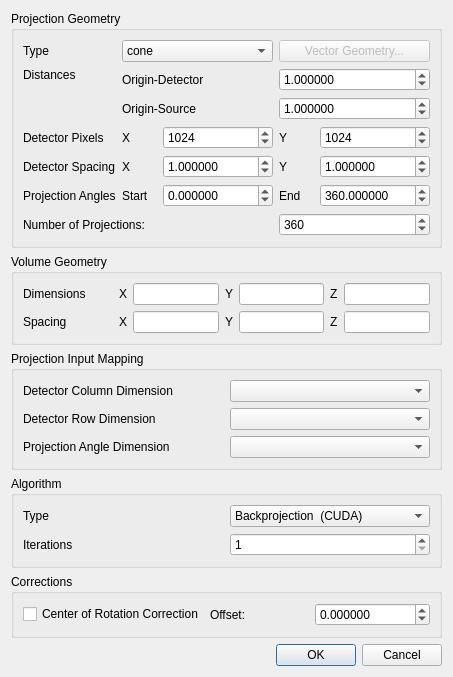
Qt form modules/AstraReconstruction/ProjectionParameters.ui (3dct/open_iA) before a commit.
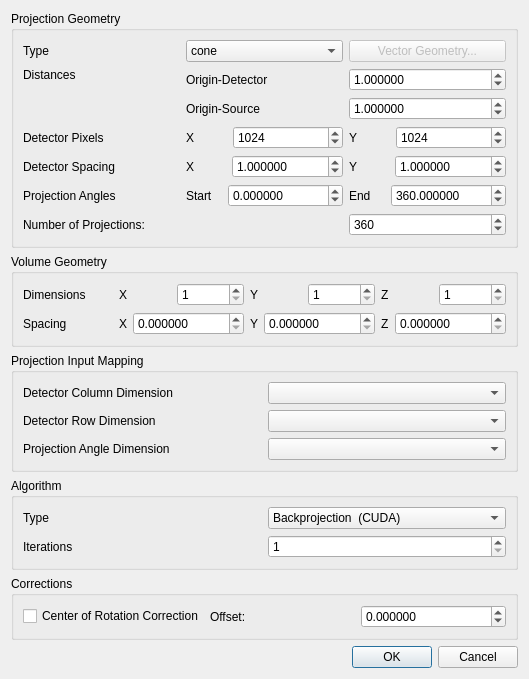
The same form after that commit.

Commit message: ASTRA: Unify UI input

```diff
--- a/modules/AstraReconstruction/ProjectionParameters.ui
+++ b/modules/AstraReconstruction/ProjectionParameters.ui
@@ -6,7 +6,7 @@
    <rect>
     <x>0</x>
     <y>0</y>
-    <width>444</width>
+    <width>523</width>
     <height>611</height>
    </rect>
   </property>
@@ -461,7 +461,14 @@
          </widget>
         </item>
         <item>
-         <widget class="QLineEdit" name="VolGeomDimensionX"/>
+         <widget class="QSpinBox" name="VolGeomDimensionX">
+          <property name="minimum">
+           <number>1</number>
+          </property>
+          <property name="maximum">
+           <number>10000000</number>
+          </property>
+         </widget>
         </item>
         <item>
          <widget class="QLabel" name="label_20">
@@ -471,7 +478,14 @@
          </widget>
         </item>
         <item>
-         <widget class="QLineEdit" name="VolGeomDimensionY"/>
+         <widget class="QSpinBox" name="VolGeomDimensionY">
+          <property name="minimum">
+           <number>1</number>
+          </property>
+          <property name="maximum">
+           <number>10000000</number>
+          </property>
+         </widget>
         </item>
         <item>
          <widget class="QLabel" name="label_21">
@@ -481,7 +495,14 @@
          </widget>
         </item>
         <item>
-         <widget class="QLineEdit" name="VolGeomDimensionZ"/>
+         <widget class="QSpinBox" name="VolGeomDimensionZ">
+          <property name="minimum">
+           <number>1</number>
+          </property>
+          <property name="maximum">
+           <number>10000000</number>
+          </property>
+         </widget>
         </item>
        </layout>
       </item>
@@ -502,7 +523,17 @@
          </widget>
         </item>
         <item>
-         <widget class="QLineEdit" name="VolGeomSpacingX"/>
+         <widget class="QDoubleSpinBox" name="VolGeomSpacingX">
+          <property name="decimals">
+           <number>6</number>
+          </property>
+          <property name="maximum">
+           <double>10000000.000000000000000</double>
+          </property>
+          <property name="singleStep">
+           <double>0.100000000000000</double>
+          </property>
+         </widget>
         </item>
         <item>
          <widget class="QLabel" name="label_27">
@@ -512,7 +543,17 @@
          </widget>
         </item>
         <item>
-         <widget class="QLineEdit" name="VolGeomSpacingY"/>
+         <widget class="QDoubleSpinBox" name="VolGeomSpacingY">
+          <property name="decimals">
+           <number>6</number>
+          </property>
+          <property name="maximum">
+           <double>10000000.000000000000000</double>
+          </property>
+          <property name="singleStep">
+           <double>0.100000000000000</double>
+          </property>
+         </widget>
         </item>
         <item>
          <widget class="QLabel" name="label_28">
@@ -522,7 +563,17 @@
          </widget>
         </item>
         <item>
-         <widget class="QLineEdit" name="VolGeomSpacingZ"/>
+         <widget class="QDoubleSpinBox" name="VolGeomSpacingZ">
+          <property name="decimals">
+           <number>6</number>
+          </property>
+          <property name="maximum">
+           <double>10000000.000000000000000</double>
+          </property>
+          <property name="singleStep">
+           <double>0.100000000000000</double>
+          </property>
+         </widget>
         </item>
        </layout>
       </item>
```
The commit also changes 2 other files.
